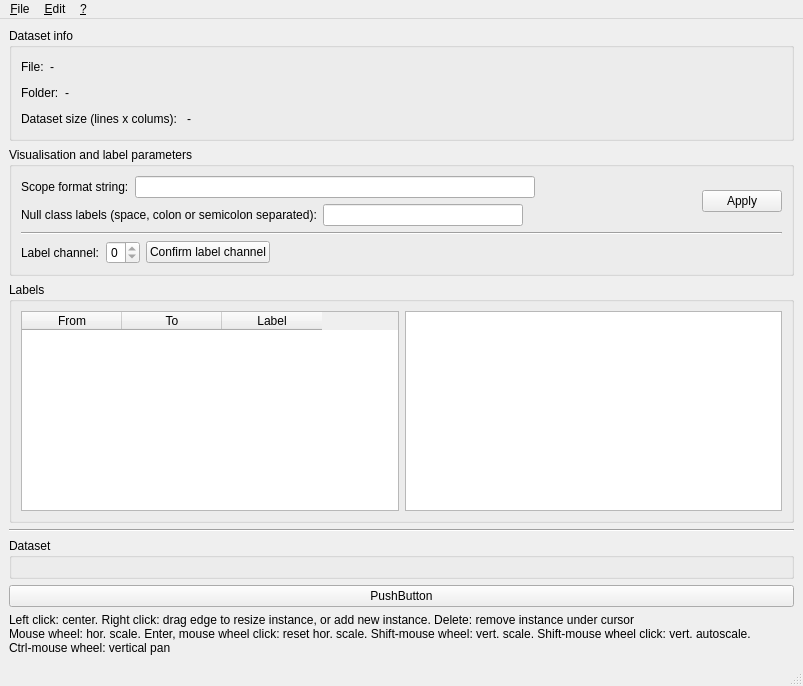
Qt form source/mainwindow.ui (droggen/Labeller) before a commit.
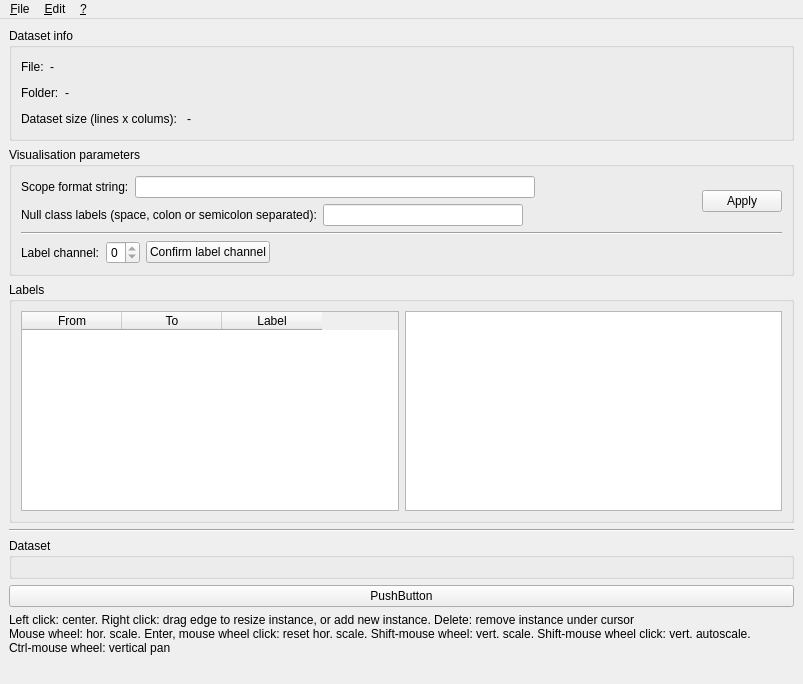
The same form after that commit.

Commit message: Update parameter loading/storing mechanism

```diff
--- a/source/mainwindow.ui
+++ b/source/mainwindow.ui
@@ -152,7 +152,7 @@
        </font>
       </property>
       <property name="title">
-       <string>Visualisation and label parameters</string>
+       <string>Visualisation parameters</string>
       </property>
       <layout class="QVBoxLayout" name="verticalLayout_2">
        <item>
@@ -455,7 +455,6 @@
    <addaction name="menu_Edit"/>
    <addaction name="menu"/>
   </widget>
-  <widget class="QStatusBar" name="statusbar"/>
   <action name="action_Load">
    <property name="text">
     <string>Load &amp;dataset</string>
```
Left out of the diff: 18 changed lines with no effect on the pictures. The commit also changes 9 other files.
